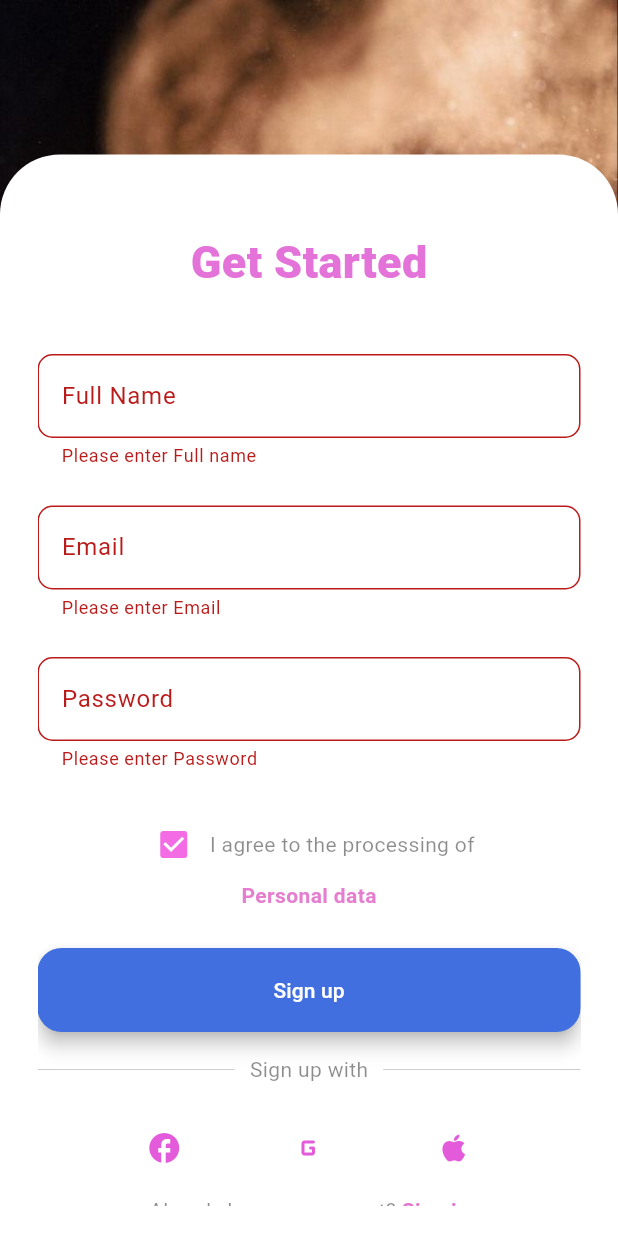
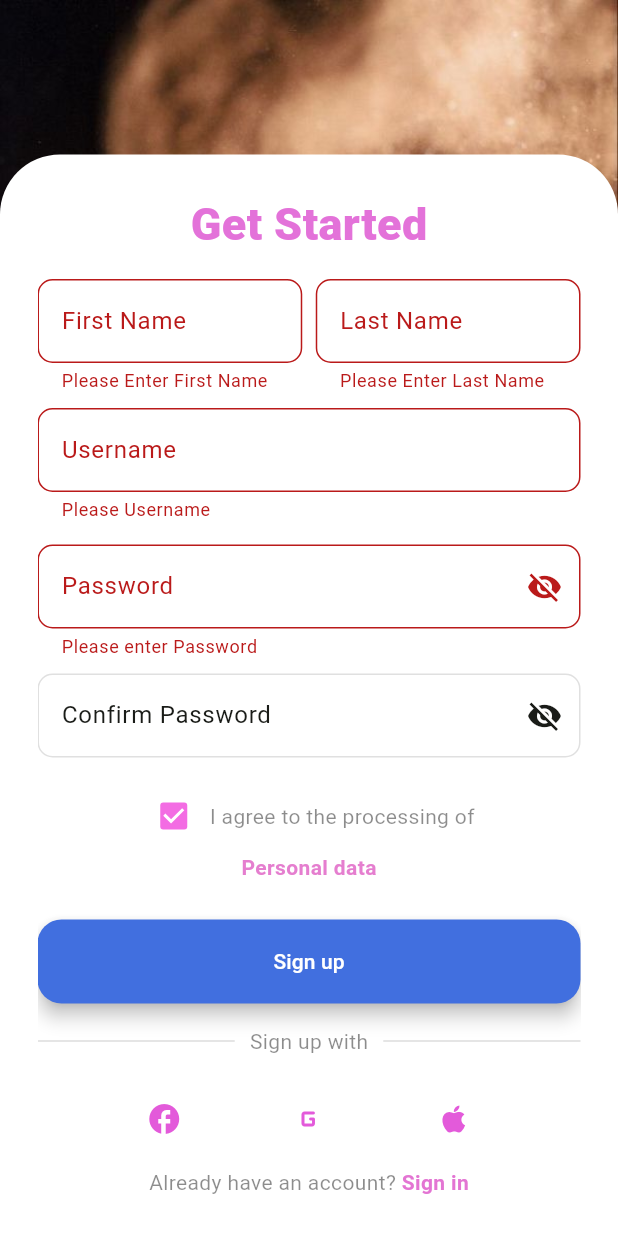
Before and after one commit to Khadijatulkubra43/Makeup_frontend, a Flutter app: the SignUpScreen screen opened directly, after a tap on "Sign up", on a phone screen of 412 x 824 dp. Run offline on Flutter 3.47's test engine with Material 3 defaults, Android fonts, the light colour scheme and no system bars; our stand-ins replace camera, get, image_picker, ionicons, shared_preferences; accounts and stored records are empty.

Commit message:
connected Registration screen

```diff
--- a/lib/feature/auth/screens/signin_screen.dart
+++ b/lib/feature/auth/screens/signin_screen.dart
@@ -33,7 +33,7 @@ class _SignInScreenState extends State<SignInScreen> {
       Navigator.pushReplacement(
         context,
         MaterialPageRoute(
-          builder: (context) => NavigationMenu(),
+          builder: (context) => const NavigationMenu(),
         ),
       );
     } else {
@@ -91,7 +91,15 @@ class _SignInScreenState extends State<SignInScreen> {
                         controller: _usernameController,
                         validator: (value) {
                           if (value == null || value.isEmpty) {
-                            return 'Please enter Username';
+                            return 'Please enter a username';
+                          }
+                          if (value.length < 3 || value.length > 16) {
+                            return 'Username must be between 3 and 16 characters.';
+                          }
+                          final RegExp usernameRegex =
+                              RegExp(r'^[a-zA-Z0-9_]+$');
+                          if (!usernameRegex.hasMatch(value)) {
+                            return 'Username can only contain letters, numbers, and underscores.';
                           }
                           return null;
                         },
@@ -123,10 +131,28 @@ class _SignInScreenState extends State<SignInScreen> {
                         obscureText: !_ispasswordvisible,
                         obscuringCharacter: '*',
                         validator: (value) {
+                          // Check for null or empty input
                           if (value == null || value.isEmpty) {
-                            return 'Please enter Password';
+                            return 'Please enter a password';
                           }
-                          return null;
+
+                          // Length validation
+                          if (value.length < 8) {
+                            return 'Password must be at least 8 characters long';
+                          }
+
+                          // Uppercase letter check
+                          if (!RegExp(r'^(?=.*[A-Z])').hasMatch(value)) {
+                            return 'Password must contain at least 1 uppercase letter';
+                          }
+
+                          // Special character check
+                          if (!RegExp(r'^(?=.*[!@#\$%^&*(),.?":{}|<>])')
+                              .hasMatch(value)) {
+                            return 'Password must contain at least 1 special character';
+                          }
+
+                          return null; // Return null if the password is valid
                         },
                         decoration: InputDecoration(
                           label: const Text('Password'),
@@ -219,7 +245,7 @@ class _SignInScreenState extends State<SignInScreen> {
                           },
                           child: (!_isLoading)
                               ? const Text('Sign in')
-                              : SizedBox(
+                              : const SizedBox(
                                   height: 20,
                                   width: 20,
                                   child: CircularProgressIndicator(
--- a/lib/feature/auth/screens/signup_screen.dart
+++ b/lib/feature/auth/screens/signup_screen.dart
@@ -1,13 +1,7 @@
 import 'package:flutter/material.dart';
 import 'package:flutter_application_1/feature/auth/screens/signin_screen.dart';
-// import 'package:flutter_application_1/theme/theme.dart';
+import 'package:flutter_application_1/feature/auth/services/api_service.dart';
 import 'package:flutter_application_1/widgets/custom_scaffold.dart';
-// import 'package:cloud_firestore/cloud_firestore.dart';
-// import 'package:firebase_auth/firebase_auth.dart';
-// import 'package:flutter_application_1/global/common/toast.dart';
-// import 'package:font_awesome_flutter/font_awesome_flutter.dart';
-// import 'package:google_sign_in/google_sign_in.dart';
-// import '../features/user_auth/firebase_auth_implementation/firebase_auth_services.dart';
 
 class SignUpScreen extends StatefulWidget {
   const SignUpScreen({super.key});
@@ -17,8 +11,53 @@ class SignUpScreen extends StatefulWidget {
 }
 
 class _SignUpScreenState extends State<SignUpScreen> {
+  final _firstnameController = TextEditingController();
+  final _lastnameController = TextEditingController();
+  final _usernameController = TextEditingController();
+  final _password1Controller = TextEditingController();
+  final _password2Controller = TextEditingController();
+  bool _ispasswordvisible1 = false;
+  bool _ispasswordvisible2 = false;
+  bool _isLoading = false;
   final _formSignupKey = GlobalKey<FormState>();
   bool agreePersonalData = true;
+
+  void _register() async {
+    setState(() {
+      _isLoading = true;
+    });
+    bool success = await ApiService.register(
+      _usernameController.text,
+      _password1Controller.text,
+      _password2Controller.text,
+      "dummyemail@gmail.com", // passing dummyemai.... :P
+      _firstnameController.text,
+      _lastnameController.text,
+    );
+    if (!mounted) {
+      return;
+    }
+    if (success) {
+      // TODO: Pass data
+      // Navigate to SignInScreen after processing data
+      Navigator.pushReplacement(
+        context,
+        MaterialPageRoute(
+          builder: (context) => const SignInScreen(),
+        ),
+      );
+    } else {
+      ScaffoldMessenger.of(context).showSnackBar(
+        const SnackBar(
+          content: Text("Faild to register"),
+        ),
+      );
+    }
+    setState(() {
+      _isLoading = false;
+    });
+  }
+
   @override
   Widget build(BuildContext context) {
     return CustomScaffold(
@@ -33,7 +72,7 @@ class _SignUpScreenState extends State<SignUpScreen> {
           Expanded(
             flex: 7,
             child: Container(
-              padding: const EdgeInsets.fromLTRB(25.0, 50.0, 25.0, 20.0),
+              padding: const EdgeInsets.fromLTRB(25.0, 25.0, 25.0, 15.0),
               decoration: const BoxDecoration(
                 color: Colors.white,
                 borderRadius: BorderRadius.only(
@@ -58,19 +97,88 @@ class _SignUpScreenState extends State<SignUpScreen> {
                         ),
                       ),
                       const SizedBox(
-                        height: 40.0,
+                        height: 15.0,
                       ),
-                      // full name
+                      Row(
+                        children: [
+                          Expanded(
+                            child: Padding(
+                              padding: const EdgeInsets.only(right: 4.5),
+                              child: TextFormField(
+                                validator: (value) {
+                                  if (value == null || value.isEmpty) {
+                                    return 'Please Enter First Name';
+                                  }
+                                  return null;
+                                },
+                                decoration: InputDecoration(
+                                  labelText: "First Name",
+                                  border: OutlineInputBorder(
+                                    borderSide: const BorderSide(
+                                      color: Colors
+                                          .black12, // Default border color
+                                    ),
+                                    borderRadius: BorderRadius.circular(10),
+                                  ),
+                                  enabledBorder: OutlineInputBorder(
+                                    borderSide: const BorderSide(
+                                      color: Colors
+                                          .black12, // Default border color
+                                    ),
+                                    borderRadius: BorderRadius.circular(10),
+                                  ),
+                                ),
+                                controller: _firstnameController,
+                              ),
+                            ),
+                          ),
+                          Expanded(
+                              child: Padding(
+                            padding: const EdgeInsets.only(left: 4.5),
+                            child: TextFormField(
+                              validator: (value) {
+                                if (value == null || value.isEmpty) {
+                                  return 'Please Enter Last Name';
+                                }
+                                return null;
+                              },
+                              decoration: InputDecoration(
+                                labelText: "Last Name",
+                                border: OutlineInputBorder(
+                                  borderSide: const BorderSide(
+                                    color:
+                                        Colors.black12, // Default border color
+                                  ),
+                                  borderRadius: BorderRadius.circular(10),
+                                ),
+                                enabledBorder: OutlineInputBorder(
+                                  borderSide: const BorderSide(
+                                    color:
+                                        Colors.black12, // Default border color
+                                  ),
+                                  borderRadius: BorderRadius.circular(10),
+                                ),
+                              ),
+                              controller: _lastnameController,
+                            ),
+                          )),
+                        ],
+                      ),
+                      const SizedBox(
+                        height: 10.0,
+                      ),
+                      // username
                       TextFormField(
+                        controller: _usernameController,
                         validator: (value) {
                           if (value == null || value.isEmpty) {
-                            return 'Please enter Full name';
+                            return 'Please Username';
                           }
                           return null;
                         },
                         decoration: InputDecoration(
-                          label: const Text('Full Name'),
-                          hintText: 'Enter Full Name',
+                          label: const Text('Username'),
+                          hintText: 'Enter Username',
                           hintStyle: const TextStyle(
                             color: Colors.black26,
                           ),
@@ -89,42 +197,12 @@ class _SignUpScreenState extends State<SignUpScreen> {
                         ),
                       ),
                       const SizedBox(
-                        height: 25.0,
+                        height: 15.0,
                       ),
-                      // email
+                      // password1
                       TextFormField(
-                        validator: (value) {
-                          if (value == null || value.isEmpty) {
-                            return 'Please enter Email';
-                          }
-                          return null;
-                        },
-                        decoration: InputDecoration(
-                          label: const Text('Email'),
-                          hintText: 'Enter Email',
-                          hintStyle: const TextStyle(
-                            color: Colors.black26,
-                          ),
-                          border: OutlineInputBorder(
-                            borderSide: const BorderSide(
-                              color: Colors.black12, // Default border color
-                            ),
-                            borderRadius: BorderRadius.circular(10),
-                          ),
-                          enabledBorder: OutlineInputBorder(
-                            borderSide: const BorderSide(
-                              color: Colors.black12, // Default border color
-                            ),
-                            borderRadius: BorderRadius.circular(10),
-                          ),
-                        ),
-                      ),
-                      const SizedBox(
-                        height: 25.0,
-                      ),
-                      // password
-                      TextFormField(
-                        obscureText: true,
+                        controller: _password1Controller,
+                        obscureText: !_ispasswordvisible1,
                         obscuringCharacter: '*',
                         validator: (value) {
                           if (value == null || value.isEmpty) {
@@ -133,6 +211,18 @@ class _SignUpScreenState extends State<SignUpScreen> {
                           return null;
                         },
                         decoration: InputDecoration(
+                          suffixIcon: IconButton(
+                            onPressed: () {
+                              setState(() {
+                                _ispasswordvisible1 = !_ispasswordvisible1;
+                              });
+                            },
+                            icon: Icon(
+                              _ispasswordvisible1
+                                  ? Icons.visibility
+                                  : Icons.visibility_off,
+                            ),
+                          ),
                           label: const Text('Password'),
                           hintText: 'Enter Password',
                           hintStyle: const TextStyle(
@@ -153,7 +243,53 @@ class _SignUpScreenState extends State<SignUpScreen> {
                         ),
                       ),
                       const SizedBox(
-                        height: 25.0,
+                        height: 10.0,
+                      ),
+                      // password2 confrim
+                      TextFormField(
+                        controller: _password2Controller,
+                        obscureText: !_ispasswordvisible2,
+                        obscuringCharacter: '*',
+                        validator: (value) {
+                          if (value != _password1Controller.text) {
+                            return 'Password Did not Match';
+                          }
+                          return null;
+                        },
+                        decoration: InputDecoration(
+                          suffixIcon: IconButton(
+                            onPressed: () {
+                              setState(() {
+                                _ispasswordvisible2 = !_ispasswordvisible2;
+                              });
+                            },
+                            icon: Icon(
+                              _ispasswordvisible2
+                                  ? Icons.visibility
+                                  : Icons.visibility_off,
+                            ),
+                          ),
+                          label: const Text('Confirm Password'),
+                          hintText: 'Confirm Password',
+                          hintStyle: const TextStyle(
+                            color: Colors.black26,
+                          ),
+                          border: OutlineInputBorder(
+                            borderSide: const BorderSide(
+                              color: Colors.black12, // Default border color
+                            ),
+                            borderRadius: BorderRadius.circular(10),
+                          ),
+                          enabledBorder: OutlineInputBorder(
+                            borderSide: const BorderSide(
+                              color: Colors.black12, // Default border color
+                            ),
+                            borderRadius: BorderRadius.circular(10),
+                          ),
+                        ),
+                      ),
+                      const SizedBox(
+                        height: 15.0,
                       ),
                       // i agree to the processing
                       Column(
@@ -169,7 +305,8 @@ class _SignUpScreenState extends State<SignUpScreen> {
                                     agreePersonalData = value!;
                                   });
                                 },
-                                activeColor: const Color.fromARGB(255, 243, 108, 227),
+                                activeColor:
+                                    const Color.fromARGB(255, 243, 108, 227),
                               ),
                               const Text(
                                 'I agree to the processing of ',
@@ -192,33 +329,6 @@ class _SignUpScreenState extends State<SignUpScreen> {
                         height: 25.0,
                       ),
                       // signup button
-
-                      // SizedBox(
-                      //   width: double.infinity,
-                      //   child: ElevatedButton(
-                      //     onPressed: () {
-                      //       if (_formSignupKey.currentState!.validate() &&
-                      //           agreePersonalData) {
-                      //         ScaffoldMessenger.of(context).showSnackBar(
-                      //           const SnackBar(
-                      //             content: Text('Processing Data'),
-                      //           ),
-                      //         );
-                      //       } else if (!agreePersonalData) {
-                      //         ScaffoldMessenger.of(context).showSnackBar(
-                      //           const SnackBar(
-                      //               content: Text(
-                      //                   'Please agree to the processing of personal data')),
-                      //         );
-                      //       }
-                      //     },
-                      //     child: const Text('Sign up'),
-                      //   ),
-                      // ),
-                      // const SizedBox(
-                      //   height: 30.0,
-                      // ),
-                      // signup button
                       SizedBox(
                         width: double.infinity,
                         child: ElevatedButton(
@@ -230,13 +340,7 @@ class _SignUpScreenState extends State<SignUpScreen> {
                                   content: Text('Processing Data'),
                                 ),
                               );
-                              // Navigate to SignInScreen after processing data
-                              Navigator.pushReplacement(
-                                context,
-                                MaterialPageRoute(
-                                  builder: (context) => const SignInScreen(),
-                                ),
-                              );
+                              _register();
                             } else if (!agreePersonalData) {
                               ScaffoldMessenger.of(context).showSnackBar(
                                 const SnackBar(
@@ -247,7 +351,15 @@ class _SignUpScreenState extends State<SignUpScreen> {
                               );
                             }
                           },
-                          child: const Text('Sign up'),
+                          child: (!_isLoading)
+                              ? const Text('Sign up')
+                              : const SizedBox(
+                                  height: 20,
+                                  width: 20,
+                                  child: CircularProgressIndicator(
+                                    color: Colors.white,
+                                  ),
+                                ),
                         ),
                       ),
                       const SizedBox(
@@ -290,10 +402,6 @@ class _SignUpScreenState extends State<SignUpScreen> {
                       const Row(
                         mainAxisAlignment: MainAxisAlignment.spaceEvenly,
                         children: [
-                          // Logo(Logos.facebook_f),
-                          // Logo(Logos.twitter),
-                          // Logo(Logos.google),
-                          // Logo(Logos.apple),
                           Icon(
                             Icons.facebook,
                             color: Color.fromARGB(255, 227, 90, 218),
```
